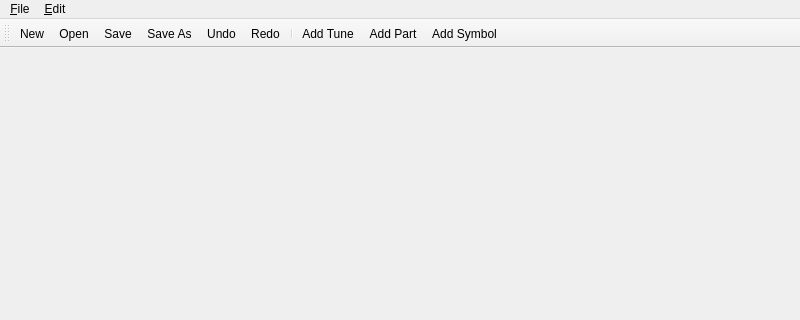
EgonSpengler/LimePipes, file src/app/mainwindow.ui: the form before one commit; both pictures show x 0 to 800 and y 0 to 320 of the 800 by 682 pixel window.
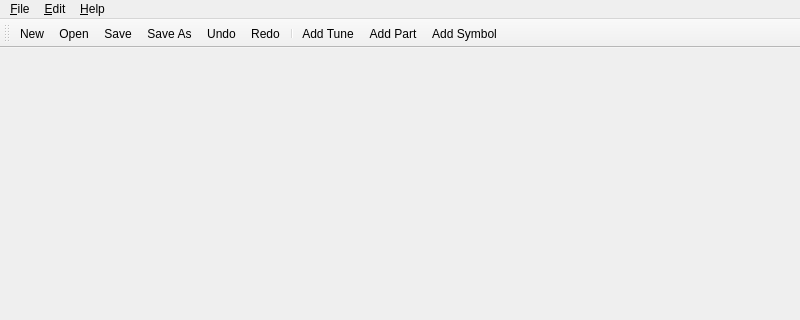
The form after the commit. Icons and pictures are not drawn.

What changed in the file:
```diff
--- a/src/app/mainwindow.ui
+++ b/src/app/mainwindow.ui
@@ -41,8 +41,15 @@
     <addaction name="editAddTuneAction"/>
     <addaction name="editAddSymbolsAction"/>
    </widget>
+   <widget class="QMenu" name="menu_Help">
+    <property name="title">
+     <string>&amp;Help</string>
+    </property>
+    <addaction name="helpAboutAction"/>
+   </widget>
    <addaction name="fileMenu"/>
    <addaction name="editMenu"/>
+   <addaction name="menu_Help"/>
   </widget>
   <widget class="QToolBar" name="mainToolBar">
    <property name="windowTitle">
```
Left out of the diff: 5 changed lines with no effect on the pictures.
